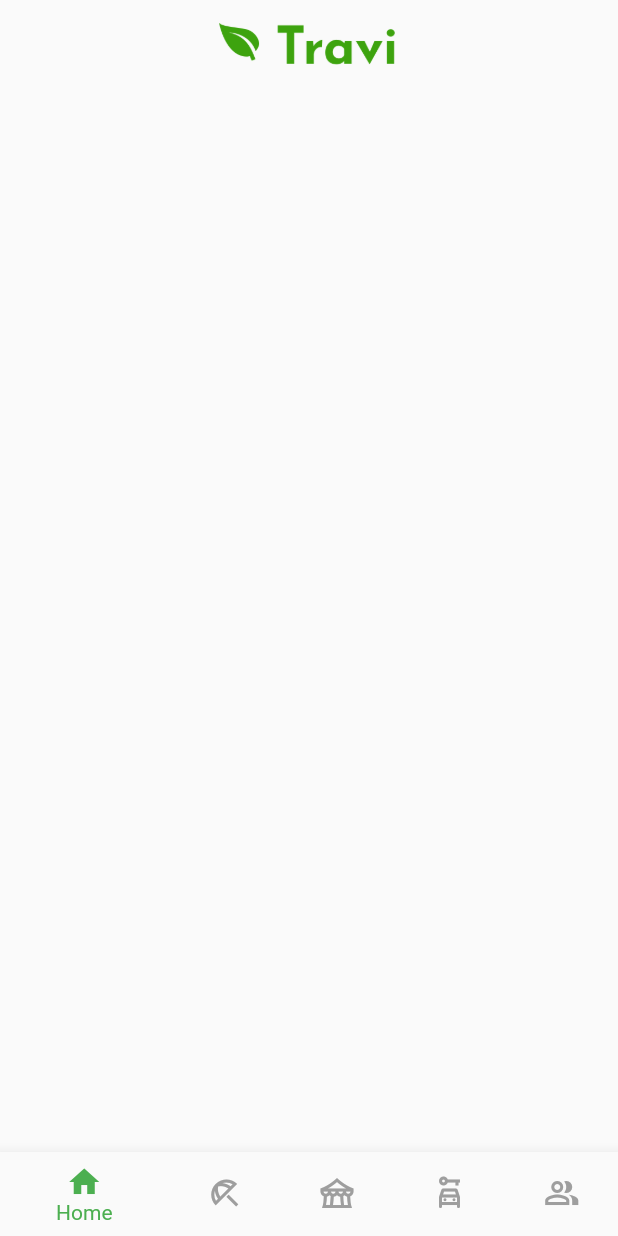
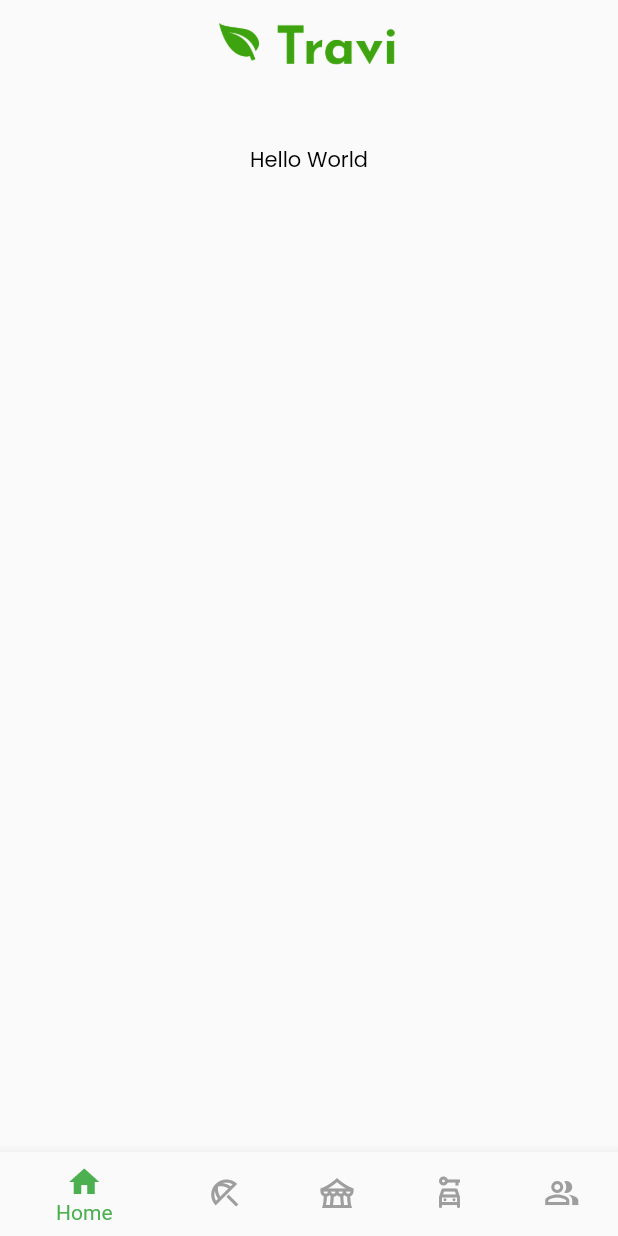
Before and after one commit to rizkyfransisca/Travi-Application, a Flutter app: the screen it shows after launch, on a phone screen of 412 x 824 dp. Run offline on Flutter 3.47's test engine with Material 2 defaults, Android fonts, the phone set to English and light mode, and no system bars.

Commit message:
add fonts

```diff
--- a/travi_app_flutter/lib/pages/home_page.dart
+++ b/travi_app_flutter/lib/pages/home_page.dart
@@ -20,6 +20,16 @@ class _HomePageState extends State<HomePage> {
                   'assets/images/logo.png',
                   width: 120,
                 ),
+            ),
+            SizedBox(
+              height: 30,
+            ),
+            const Text(
+              'Hello World',
+              style: TextStyle(
+                fontFamily: 'Poppins',
+                color: Colors.black
+              ),
             )
           ],
         ),
```
Also changed, not shown: travi_app_flutter/pubspec.yaml (+4 -11 lines), travi_app_flutter/assets/fonts/Poppins-Regular.ttf (added), travi_app_flutter/pubspec.lock, 1 other file.
